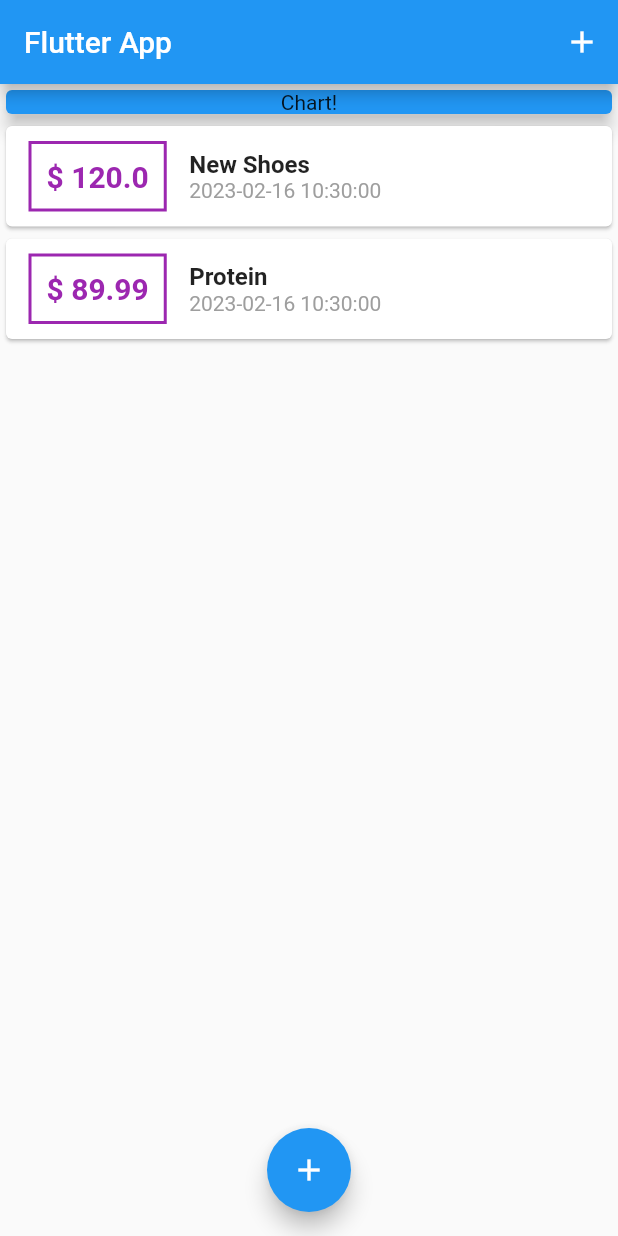
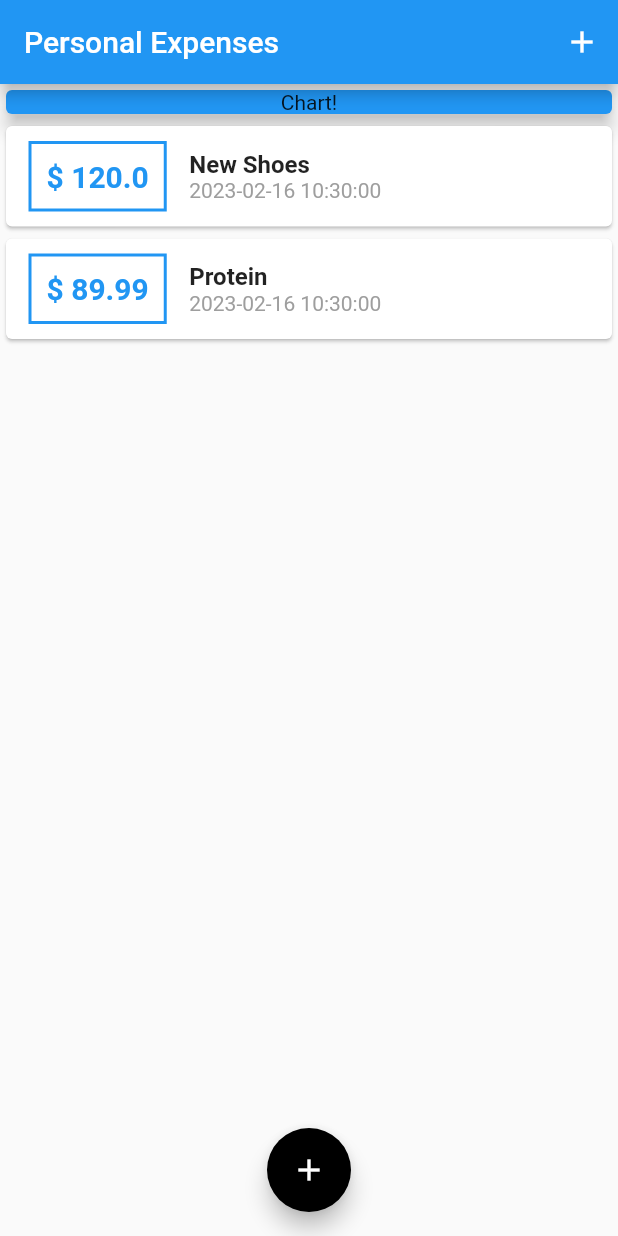
Before and after one commit to K-Mose/Flutter, a Flutter app: the screen it shows after launch, on a phone screen of 412 x 824 dp. Run offline on Flutter 3.47's test engine with Material 2 defaults, Android fonts, the phone set to English and light mode, and no system bars.

Commit message:
Configuring & Using Themes

```diff
--- a/lib/main.dart
+++ b/lib/main.dart
@@ -11,8 +11,19 @@ class MyApp extends StatelessWidget {
 
   @override
   Widget build(BuildContext context) {
+    final ThemeData theme = ThemeData();
     return MaterialApp(
-      title: 'Flutter App',
+      title: 'Personal Expenses',
+      // theme: ThemeData(
+      //   primarySwatch: Colors.blue,
+      //   accentColor: Colors.amber,
+      // ),
+      theme: theme.copyWith(
+        colorScheme: theme.colorScheme.copyWith(
+          primary: Colors.blue,
+          secondary: Colors.black
+        )
+      ),
       home: MyHomePage(),
     );
   }
@@ -81,7 +92,8 @@ final List<Transaction> _userTransaction = [
     _id = _userTransaction.length;
     return Scaffold(
       appBar: AppBar(
-        title: Text('Flutter App'),
+        // backgroundColor: Colors.red,
+        title: Text('Personal Expenses'),
         actions: <Widget>[
           IconButton(
             onPressed: () {},
--- a/lib/widgets/transaction_list.dart
+++ b/lib/widgets/transaction_list.dart
@@ -19,14 +19,19 @@ class TransactionList extends StatelessWidget {
             Container(
               margin: const EdgeInsets.symmetric(vertical: 10, horizontal: 15),
               decoration: BoxDecoration(
-                  border: Border.all(color: Colors.purple, width: 2)),
+                  border: Border.all(
+                    color: Theme.of(context).primaryColor,
+                    width: 2
+                  )
+              ),
               padding: const EdgeInsets.all(10),
               child: Text(
                 '\$ ${tx.amount.toString()}',
-                style: const TextStyle(
-                    fontWeight: FontWeight.bold,
-                    fontSize: 20,
-                    color: Colors.purple),
+                style: TextStyle(
+                  fontWeight: FontWeight.bold,
+                  fontSize: 20,
+                  color: Theme.of(context).primaryColor,
+                ),
               ),
             ),
             Column(
```
